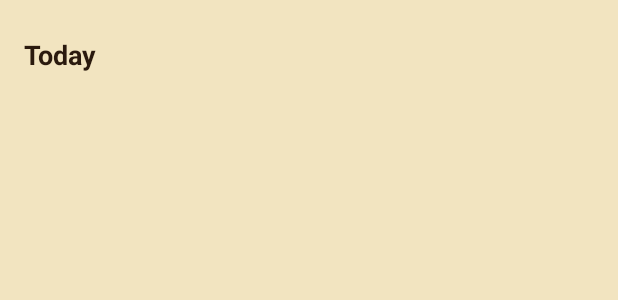
After one commit to milicacorilic/mobilne-aplikacije-projekat-2026, an Android app: the layout item_notification_header.xml on its own in the app's theme, with its tools: preview values and no code run, on a phone screen of 412 x 824 dp. The commit adds this screen. Shown: the top 300 px of the screen. Run offline under Robolectric (Android 15) with nearby library versions, the phone set to English and light mode, and no system bars.

Commit message:
feat: add icons, strings, and date header layout

```diff
--- /dev/null
+++ b/app/src/main/res/layout/item_notification_header.xml
@@ -0,0 +1,13 @@
+<?xml version="1.0" encoding="utf-8"?>
+<TextView xmlns:android="http://schemas.android.com/apk/res/android"
+    xmlns:tools="http://schemas.android.com/tools"
+    android:id="@+id/txtHeader"
+    android:layout_width="match_parent"
+    android:layout_height="wrap_content"
+    android:paddingHorizontal="@dimen/screen_padding"
+    android:paddingTop="@dimen/spacing_l"
+    android:paddingBottom="@dimen/spacing_s"
+    android:textColor="@color/ink"
+    android:textSize="@dimen/text_subtitle"
+    android:textStyle="bold"
+    tools:text="Today" />
```
Also changed, not shown: app/src/main/res/drawable/ic_comment.xml (added, +20 -0 lines), app/src/main/res/drawable/ic_live.xml (added, +20 -0 lines), app/src/main/res/drawable/ic_rating.xml (added, +20 -0 lines), app/src/main/res/drawable/ic_suggestion.xml (added, +26 -0 lines), app/src/main/res/values/strings.xml (+25 -0 lines).
